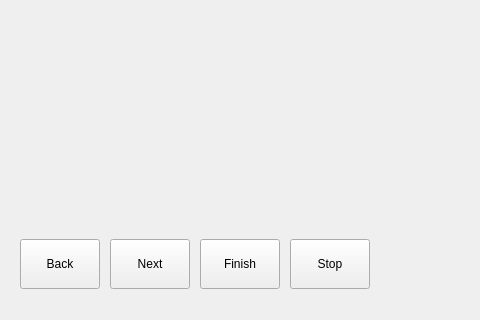
First picture: the form in src/gui/ui/main_window.ui, repository ich-klyukovka/SummerPractice, before the edit; both pictures show x 325 to 805 and y 235 to 555 of the 1039 by 555 pixel window.
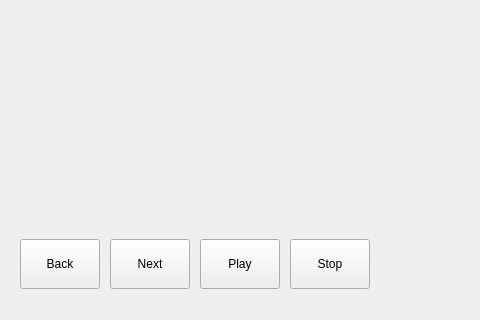
Second picture: the form after the edit. Icons and pictures are not drawn.

Diff of the .ui file:
```diff
--- a/src/gui/ui/main_window.ui
+++ b/src/gui/ui/main_window.ui
@@ -149,7 +149,7 @@
            </size>
           </property>
           <property name="text">
-           <string>Finish</string>
+           <string>Play</string>
           </property>
           <property name="icon">
            <iconset>
```
Left out of the diff: 1 changed line with no effect on the pictures. Lines whose indentation alone changed are shown as unchanged.
